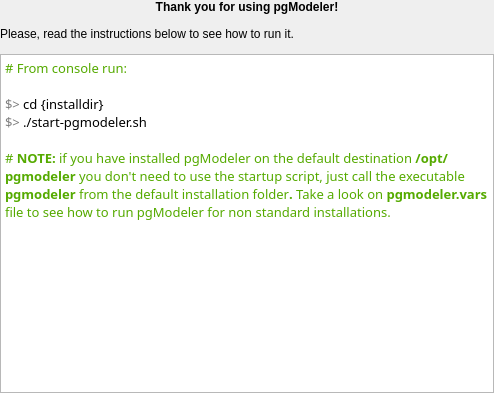
This is installer/template/packages/io.pgmodeler/meta/finishmessagewidget.ui in pgmodeler/pgmodeler as Qt 5 draws it before an edit. The edited form follows.
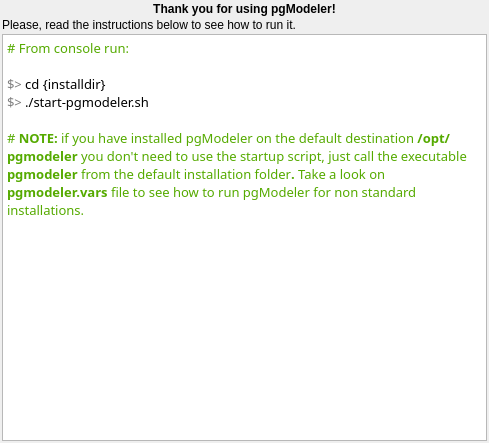
This is the edited form.

Commit message: Adjusted the installer scripts

Patch:
```diff
--- a/installer/template/packages/io.pgmodeler/meta/finishmessagewidget.ui
+++ b/installer/template/packages/io.pgmodeler/meta/finishmessagewidget.ui
@@ -6,8 +6,8 @@
    <rect>
     <x>0</x>
     <y>0</y>
-    <width>494</width>
-    <height>393</height>
+    <width>489</width>
+    <height>443</height>
    </rect>
   </property>
   <property name="sizePolicy">
@@ -25,20 +25,39 @@
   <property name="windowTitle">
    <string>Installation finished</string>
   </property>
-  <layout class="QVBoxLayout" name="verticalLayout">
+  <layout class="QGridLayout" name="gridLayout">
    <property name="leftMargin">
-    <number>0</number>
+    <number>2</number>
    </property>
    <property name="topMargin">
-    <number>0</number>
+    <number>2</number>
    </property>
    <property name="rightMargin">
-    <number>0</number>
+    <number>2</number>
    </property>
    <property name="bottomMargin">
-    <number>0</number>
+    <number>2</number>
    </property>
-   <item>
+   <property name="spacing">
+    <number>2</number>
+   </property>
+   <item row="1" column="0" colspan="2">
+    <widget class="QLabel" name="label">
+     <property name="sizePolicy">
+      <sizepolicy hsizetype="Preferred" vsizetype="Fixed">
+       <horstretch>0</horstretch>
+       <verstretch>0</verstretch>
+      </sizepolicy>
+     </property>
+     <property name="text">
+      <string>Please, read the instructions below to see how to run it.</string>
+     </property>
+     <property name="wordWrap">
+      <bool>true</bool>
+     </property>
+    </widget>
+   </item>
+   <item row="0" column="0" colspan="2">
     <widget class="QLabel" name="label_2">
      <property name="sizePolicy">
       <sizepolicy hsizetype="Preferred" vsizetype="Fixed">
@@ -63,26 +82,10 @@
      </property>
     </widget>
    </item>
-   <item>
-    <widget class="QLabel" name="label">
-     <property name="sizePolicy">
-      <sizepolicy hsizetype="Preferred" vsizetype="Fixed">
-       <horstretch>0</horstretch>
-       <verstretch>0</verstretch>
-      </sizepolicy>
-     </property>
-     <property name="text">
-      <string>Please, read the instructions below to see how to run it.</string>
-     </property>
-     <property name="wordWrap">
-      <bool>true</bool>
-     </property>
-    </widget>
-   </item>
-   <item>
+   <item row="2" column="0" colspan="2">
     <widget class="QTextEdit" name="textEdit">
      <property name="sizePolicy">
-      <sizepolicy hsizetype="Expanding" vsizetype="Preferred">
+      <sizepolicy hsizetype="Expanding" vsizetype="Expanding">
        <horstretch>0</horstretch>
        <verstretch>0</verstretch>
       </sizepolicy>
```
The commit also changes 1 other file.
